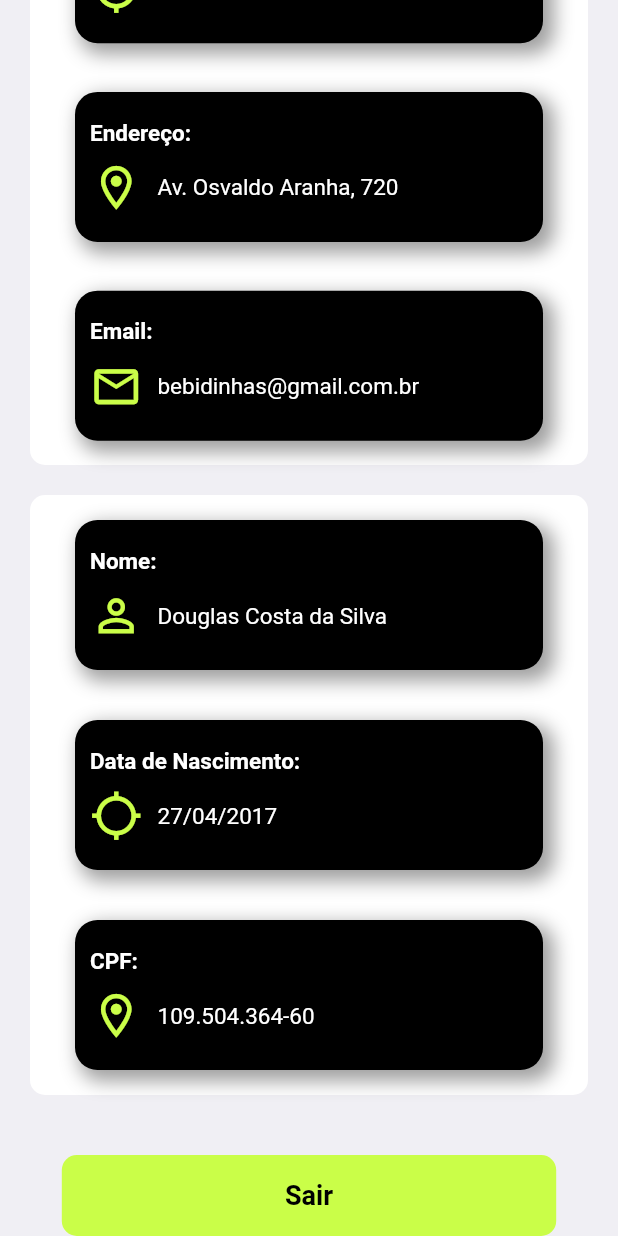
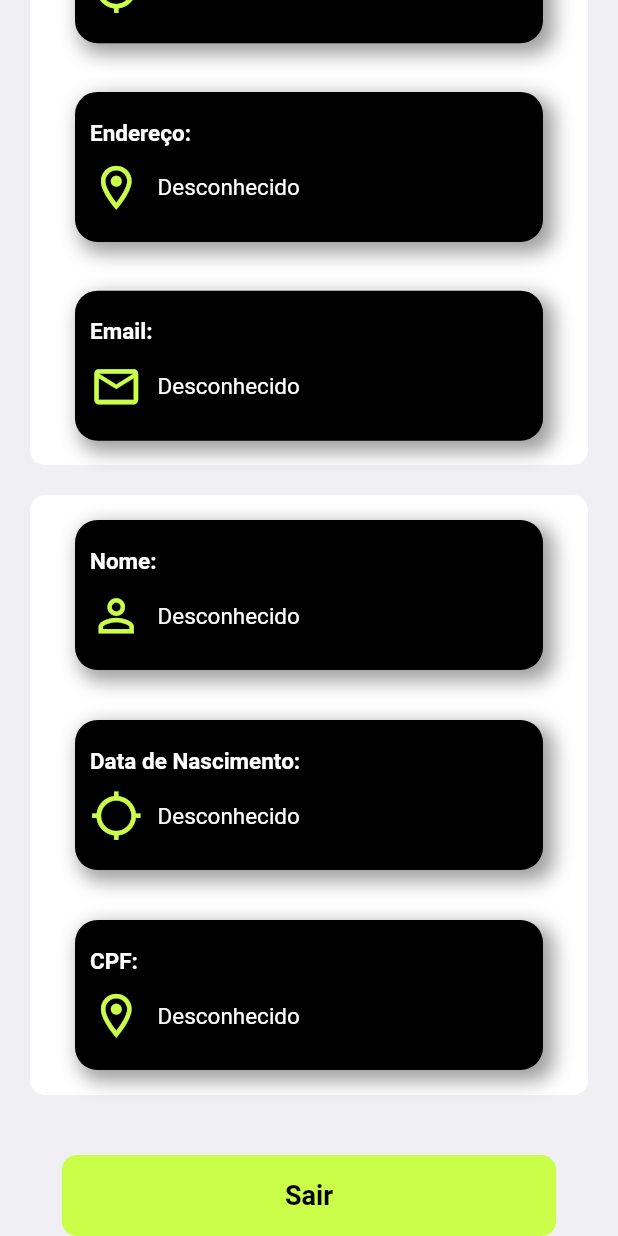
Before and after one commit to guiqmaia/gear, a Flutter app: the BodyProfilePage screen opened directly, scrolled down 576 dp, on a phone screen of 412 x 824 dp. Run offline on Flutter 3.47's test engine with Material 2 defaults, Android fonts, the phone set to English and light mode, and no system bars; our stand-ins replace dotted_border, fl_chart, image_picker; missing offline and left inert: onboarding.

Commit message:
[change] save

```diff
--- a/lib/presenter/profile/profile_page.dart
+++ b/lib/presenter/profile/profile_page.dart
@@ -5,7 +5,6 @@ import '../../core/app_assets.dart';
 import '../home/home_page.dart';
 import '../shared/widgets/btn_standard_app.dart';
 import '../shared/widgets/top_bar_app.dart';
-import 'widgets/button_exit.dart';
 import 'widgets/container_info_page.dart';
 import 'widgets/name_photo_profile.dart';
 
--- a/lib/presenter/profile/widgets/container_info_page.dart
+++ b/lib/presenter/profile/widgets/container_info_page.dart
@@ -1,12 +1,9 @@
 import 'package:flutter/material.dart';
 
-
-import 'info_profile.dart';
+import 'info_container_profile.dart';
 
 class ContainerInfo extends StatelessWidget {
-  const ContainerInfo({
-    Key? key,
-  }) : super(key: key);
+  const ContainerInfo({Key? key}) : super(key: key);
 
   @override
   Widget build(BuildContext context) {
@@ -26,25 +23,41 @@ class ContainerInfo extends StatelessWidget {
           child: Column(
             mainAxisAlignment: MainAxisAlignment.spaceAround,
             crossAxisAlignment: CrossAxisAlignment.start,
-            children: const [
+            children: [
               InfoContainerProfile(
                 titleInfo: "Telefone:",
-                info: "(47) 3732 - 0010",
+                telefone: "(47) 3732 - 0010",
+                style: const TextStyle(
+                  color: Colors.white,
+                  fontSize: 15,
+                ),
                 iconInfo: Icons.local_phone_outlined,
               ),
               InfoContainerProfile(
                 titleInfo: "CEP:",
-                info: "90035-190",
+                telefone: "90035-190",
+                style: const TextStyle(
+                  color: Colors.white,
+                  fontSize: 15,
+                ),
                 iconInfo: Icons.location_searching,
               ),
               InfoContainerProfile(
                 titleInfo: "Endereço:",
-                info: "Av. Osvaldo Aranha, 720 ",
+                rua: "Av. Osvaldo Aranha, 720 ",
+                style: const TextStyle(
+                  color: Colors.white,
+                  fontSize: 15,
+                ),
                 iconInfo: Icons.location_on_outlined,
               ),
               InfoContainerProfile(
                   titleInfo: "Email:",
-                  info: "bebidinhas@gmail.com.br",
+                  email: "bebidinhas@gmail.com.br",
+                  style: const TextStyle(
+                    color: Colors.white,
+                    fontSize: 15,
+                  ),
                   iconInfo: Icons.email_outlined),
             ],
           ),
@@ -63,19 +76,31 @@ class ContainerInfo extends StatelessWidget {
           child: Column(
             mainAxisAlignment: MainAxisAlignment.spaceAround,
             crossAxisAlignment: CrossAxisAlignment.start,
-            children: const [
+            children: [
               InfoContainerProfile(
                   titleInfo: "Nome:",
-                  info: "Douglas Costa da Silva",
+                  name_propietery: "Douglas Costa da Silva",
+                  style: const TextStyle(
+                    color: Colors.white,
+                    fontSize: 15,
+                  ),
                   iconInfo: Icons.person_outline),
               InfoContainerProfile(
                 titleInfo: "Data de Nascimento:",
-                info: "27/04/2017",
+                birthData: "27/04/2017",
+                style: const TextStyle(
+                  color: Colors.white,
+                  fontSize: 15,
+                ),
                 iconInfo: Icons.location_searching,
               ),
               InfoContainerProfile(
                 titleInfo: "CPF:",
-                info: "109.504.364-60",
+                cpf: "109.504.364-60",
+                style: const TextStyle(
+                  color: Colors.white,
+                  fontSize: 15,
+                ),
                 iconInfo: Icons.location_on_outlined,
               ),
             ],
--- a/lib/presenter/profile/widgets/info_profile.dart
+++ b/lib/presenter/profile/widgets/info_container_profile.dart
@@ -1,16 +1,29 @@
+// ignore_for_file: public_member_api_docs, sort_constructors_first
 import 'package:flutter/material.dart';
 
 import '../../../core/app_assets.dart';
 
 class InfoContainerProfile extends StatelessWidget {
   final String titleInfo;
-  final String info;
+  String? telefone;
+  String? cep;
+  String? email;
+  String? name_propietery;
+  String? rua;
+  String? birthData;
+  String? cpf;
   final IconData iconInfo;
-  const InfoContainerProfile({
+  InfoContainerProfile({
     Key? key,
     required this.titleInfo,
-    required this.info,
-    required this.iconInfo,
+    this.telefone,
+    this.cep,
+    this.email,
+    this.name_propietery,
+    this.rua,
+    this.birthData,
+    this.cpf,
+    required this.iconInfo, required TextStyle style,
   }) : super(key: key);
 
   @override
@@ -60,7 +73,7 @@ class InfoContainerProfile extends StatelessWidget {
                 ),
                 const SizedBox(width: 10),
                 Text(
-                  info,
+                  telefone ?? 'Desconhecido',
                   style: const TextStyle(
                     color: Colors.white,
                     fontSize: 15,
```
Also changed, not shown: lib/presenter/home/widgets/body_home_page.dart (+48 -79 lines), lib/presenter/profile/widgets/button_exit.dart (deleted, +0 -31 lines).
